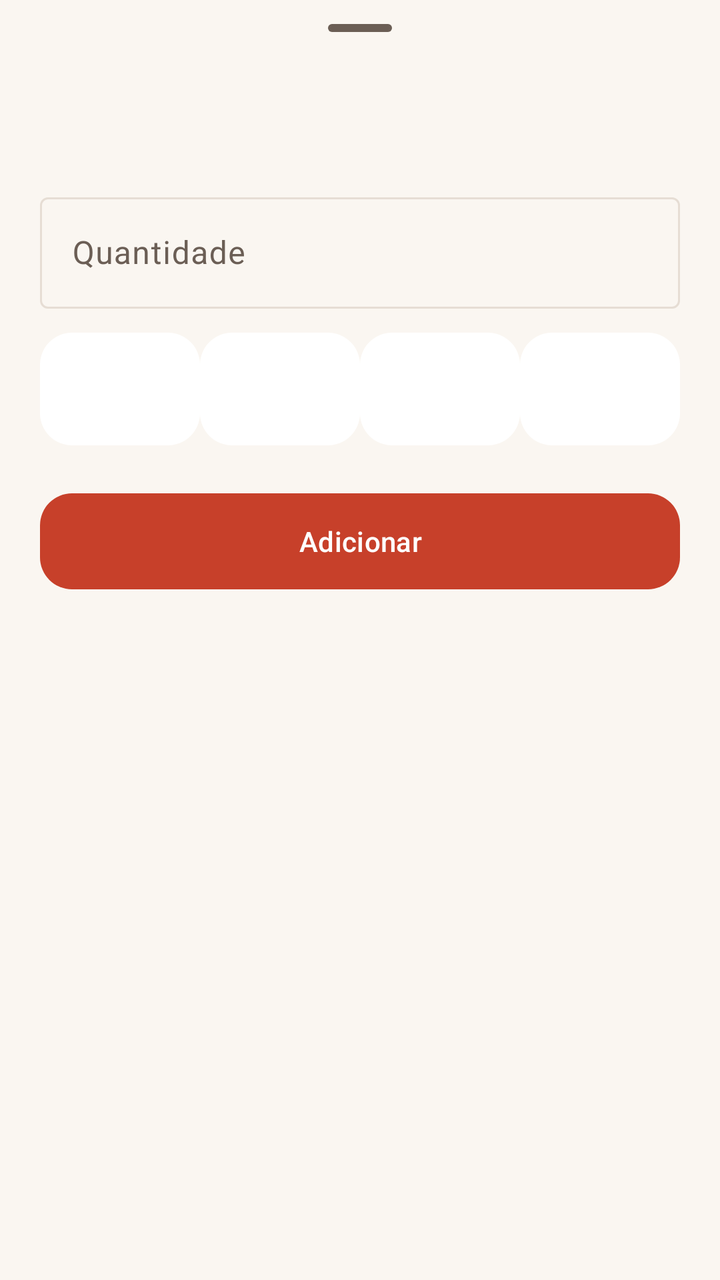
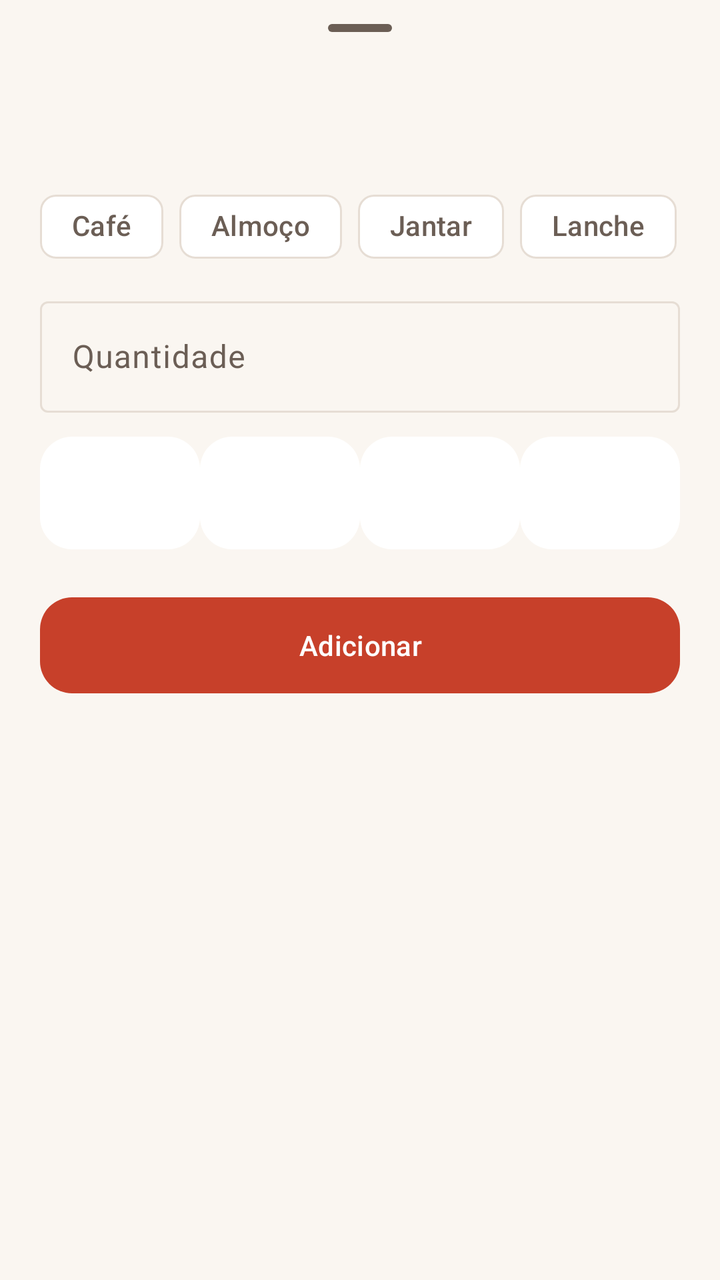

Two renders of the same Android screen: before a commit and after it. Below are the layout's source before the change and the commit's diff.
<!-- AndroidManifest.xml: application theme Theme.CaLju -->
<!-- res/layout/sheet_quantity.xml -->
<?xml version="1.0" encoding="utf-8"?>
<LinearLayout xmlns:android="http://schemas.android.com/apk/res/android"
    xmlns:app="http://schemas.android.com/apk/res-auto"
    android:layout_width="match_parent"
    android:layout_height="wrap_content"
    android:orientation="vertical"
    android:paddingHorizontal="20dp"
    android:paddingBottom="24dp">

    <com.google.android.material.bottomsheet.BottomSheetDragHandleView
        android:layout_width="match_parent"
        android:layout_height="wrap_content" />

    <TextView
        android:id="@+id/food_name"
        android:layout_width="match_parent"
        android:layout_height="wrap_content"
        android:textAppearance="?attr/textAppearanceTitleLarge" />

    <com.google.android.material.textfield.TextInputLayout
        android:id="@+id/grams_layout"
        style="@style/Widget.Material3.TextInputLayout.OutlinedBox"
        android:layout_width="match_parent"
        android:layout_height="wrap_content"
        android:layout_marginTop="16dp"
        android:hint="@string/quantity_label"
        app:suffixText="g">

        <com.google.android.material.textfield.TextInputEditText
            android:id="@+id/grams"
            android:layout_width="match_parent"
            android:layout_height="wrap_content"
            android:digits="0123456789.,"
            android:imeOptions="actionDone"
            android:inputType="numberDecimal" />

    </com.google.android.material.textfield.TextInputLayout>

    <com.google.android.material.button.MaterialButton
        android:id="@+id/portion_button"
        style="@style/Widget.Material3.Button.TextButton"
        android:layout_width="wrap_content"
        android:layout_height="wrap_content"
        android:visibility="gone" />

    <LinearLayout
        android:layout_width="match_parent"
        android:layout_height="wrap_content"
        android:layout_marginTop="12dp"
        android:baselineAligned="false"
        android:orientation="horizontal">

        <include
            android:id="@+id/kcal"
            layout="@layout/view_nutrient_value"
            android:layout_width="0dp"
            android:layout_height="wrap_content"
            android:layout_weight="1" />

        <include
            android:id="@+id/protein"
            layout="@layout/view_nutrient_value"
            android:layout_width="0dp"
            android:layout_height="wrap_content"
            android:layout_weight="1" />

        <include
            android:id="@+id/carbohydrate"
            layout="@layout/view_nutrient_value"
            android:layout_width="0dp"
            android:layout_height="wrap_content"
            android:layout_weight="1" />

        <include
            android:id="@+id/fat"
            layout="@layout/view_nutrient_value"
            android:layout_width="0dp"
            android:layout_height="wrap_content"
            android:layout_weight="1" />

    </LinearLayout>

    <com.google.android.material.button.MaterialButton
        android:id="@+id/add_button"
        style="@style/Widget.CaLju.PrimaryAction"
        android:layout_width="match_parent"
        android:layout_height="wrap_content"
        android:layout_marginTop="20dp"
        android:text="@string/quantity_add" />

</LinearLayout>
<!-- res/layout/view_nutrient_value.xml (included above) -->
<?xml version="1.0" encoding="utf-8"?>
<LinearLayout xmlns:android="http://schemas.android.com/apk/res/android"
    android:layout_width="match_parent"
    android:layout_height="wrap_content"
    android:layout_marginHorizontal="4dp"
    android:background="@drawable/bg_nutrient_value"
    android:gravity="center_horizontal"
    android:orientation="vertical"
    android:padding="10dp">

    <TextView
        android:id="@+id/value"
        android:layout_width="wrap_content"
        android:layout_height="wrap_content"
        android:fontFeatureSettings="tnum"
        android:textAppearance="?attr/textAppearanceTitleMedium" />

    <TextView
        android:id="@+id/label"
        android:layout_width="wrap_content"
        android:layout_height="wrap_content"
        android:textAppearance="?attr/textAppearanceLabelSmall"
        android:textColor="?attr/colorOnSurfaceVariant" />

</LinearLayout>
<!-- resources referenced by this layout -->
<resources>
  <!-- drawable bg_nutrient_value (drawable) -->
  <?xml version="1.0" encoding="utf-8"?>
  <shape xmlns:android="http://schemas.android.com/apk/res/android">
      <solid android:color="?attr/colorSurface" />
      <corners android:radius="16dp" />
  </shape>
  <string name="quantity_add">Adicionar</string>
  <string name="quantity_label">Quantidade</string>
  <style name="Widget.CaLju.PrimaryAction" parent="Widget.Material3.Button">
          <item name="backgroundTint">?attr/colorSecondary</item>
          <item name="android:textColor">?attr/colorOnSecondary</item>
          <item name="android:minHeight">56dp</item>
          <item name="cornerRadius">16dp</item>
      </style>
  <style name="Theme.CaLju" parent="Theme.Material3.DayNight.NoActionBar">
          <item name="colorPrimary">@color/primary</item>
          <item name="colorOnPrimary">@color/on_primary</item>
          <item name="colorPrimaryContainer">@color/primary_container</item>
          <item name="colorOnPrimaryContainer">@color/on_primary_container</item>
          <item name="colorSecondary">@color/secondary</item>
          <item name="colorOnSecondary">@color/on_secondary</item>
          <item name="colorSecondaryContainer">@color/primary_container</item>
          <item name="colorOnSecondaryContainer">@color/on_primary_container</item>
          <item name="android:colorBackground">@color/background</item>
          <item name="colorOnBackground">@color/on_surface</item>
          <item name="colorSurface">@color/surface</item>
          <item name="colorOnSurface">@color/on_surface</item>
          <item name="colorOnSurfaceVariant">@color/on_surface_variant</item>
          <item name="colorSurfaceContainerLow">@color/surface_container</item>
          <item name="colorSurfaceContainer">@color/surface_container</item>
          <item name="colorSurfaceContainerHigh">@color/surface_container</item>
          <item name="colorOutline">@color/outline</item>
          <item name="colorOutlineVariant">@color/outline</item>
          <item name="colorError">@color/error</item>
          <item name="colorOnError">@color/on_error</item>
      </style>
  <color name="primary">#6B4429</color>
  <color name="on_primary">#FFFFFF</color>
  <color name="primary_container">#F2DFCF</color>
  <color name="on_primary_container">#2A1607</color>
  <color name="secondary">#C7402A</color>
  <color name="on_secondary">#FFFFFF</color>
  <color name="background">#FAF6F1</color>
  <color name="on_surface">#2A211B</color>
  <color name="surface">#FFFFFF</color>
  <color name="on_surface_variant">#6B5E55</color>
  <color name="surface_container">#F3EDE6</color>
  <color name="outline">#E6DDD4</color>
  <color name="error">#B3261E</color>
  <color name="on_error">#FFFFFF</color>
</resources>

<!-- the commit's change to res/layout/sheet_quantity.xml (unified diff, before → after) -->
@@ -17,12 +17,51 @@
         android:layout_height="wrap_content"
         android:textAppearance="?attr/textAppearanceTitleLarge" />
 
+    <com.google.android.material.chip.ChipGroup
+        android:id="@+id/occasion_group"
+        android:layout_width="match_parent"
+        android:layout_height="wrap_content"
+        android:layout_marginTop="12dp"
+        app:selectionRequired="true"
+        app:singleSelection="true">
+
+        <com.google.android.material.chip.Chip
+            android:id="@+id/occasion_breakfast"
+            style="@style/Widget.Material3.Chip.Filter"
+            android:layout_width="wrap_content"
+            android:layout_height="wrap_content"
+            android:contentDescription="@string/occasion_breakfast"
+            android:text="@string/occasion_breakfast_short" />
+
+        <com.google.android.material.chip.Chip
+            android:id="@+id/occasion_lunch"
+            style="@style/Widget.Material3.Chip.Filter"
+            android:layout_width="wrap_content"
+            android:layout_height="wrap_content"
+            android:text="@string/occasion_lunch" />
+
+        <com.google.android.material.chip.Chip
+            android:id="@+id/occasion_dinner"
+            style="@style/Widget.Material3.Chip.Filter"
+            android:layout_width="wrap_content"
+            android:layout_height="wrap_content"
+            android:text="@string/occasion_dinner" />
+
+        <com.google.android.material.chip.Chip
+            android:id="@+id/occasion_snack"
+            style="@style/Widget.Material3.Chip.Filter"
+            android:layout_width="wrap_content"
+            android:layout_height="wrap_content"
+            android:text="@string/occasion_snack" />
+
+    </com.google.android.material.chip.ChipGroup>
+
     <com.google.android.material.textfield.TextInputLayout
         android:id="@+id/grams_layout"
         style="@style/Widget.Material3.TextInputLayout.OutlinedBox"
         android:layout_width="match_parent"
         android:layout_height="wrap_content"
-        android:layout_marginTop="16dp"
+        android:layout_marginTop="8dp"
         android:hint="@string/quantity_label"
         app:suffixText="g">
 
@@ -88,6 +127,16 @@
         android:layout_marginTop="20dp"
         android:text="@string/quantity_add" />
 
+    <com.google.android.material.button.MaterialButton
+        android:id="@+id/remove_button"
+        style="@style/Widget.Material3.Button.TextButton"
+        android:layout_width="match_parent"
+        android:layout_height="wrap_content"
+        android:layout_marginTop="4dp"
+        android:text="@string/quantity_remove"
+        android:textColor="?attr/colorError"
+        android:visibility="gone" />
+
 </LinearLayout>
 <!-- res/layout/view_nutrient_value.xml (included above) -->
 <?xml version="1.0" encoding="utf-8"?>
<!-- resource entries referenced after the edit -->
@@ -6,8 +6,14 @@
       <solid android:color="?attr/colorSurface" />
       <corners android:radius="16dp" />
   </shape>
+  <string name="occasion_breakfast">Café da manhã</string>
+  <string name="occasion_breakfast_short">Café</string>
+  <string name="occasion_dinner">Jantar</string>
+  <string name="occasion_lunch">Almoço</string>
+  <string name="occasion_snack">Lanche</string>
   <string name="quantity_add">Adicionar</string>
   <string name="quantity_label">Quantidade</string>
+  <string name="quantity_remove">Remover registro</string>
   <style name="Widget.CaLju.PrimaryAction" parent="Widget.Material3.Button">
           <item name="backgroundTint">?attr/colorSecondary</item>
           <item name="android:textColor">?attr/colorOnSecondary</item>
@@ -35,6 +41,12 @@
           <item name="colorOutlineVariant">@color/outline</item>
           <item name="colorError">@color/error</item>
           <item name="colorOnError">@color/on_error</item>
+          
+          <item name="colorSurfaceInverse">@color/inverse_surface</item>
+          <item name="colorOnSurfaceInverse">@color/inverse_on_surface</item>
+          <item name="colorPrimaryInverse">@color/inverse_primary</item>
+          
+          <item name="elevationOverlayEnabled">false</item>
       </style>
   <color name="primary">#6B4429</color>
   <color name="on_primary">#FFFFFF</color>
@@ -50,5 +62,8 @@
   <color name="outline">#E6DDD4</color>
   <color name="error">#B3261E</color>
   <color name="on_error">#FFFFFF</color>
+  <color name="inverse_surface">#3A2F28</color>
+  <color name="inverse_on_surface">#F7EEE8</color>
+  <color name="inverse_primary">#E8BE9C</color>
 </resources>
 
